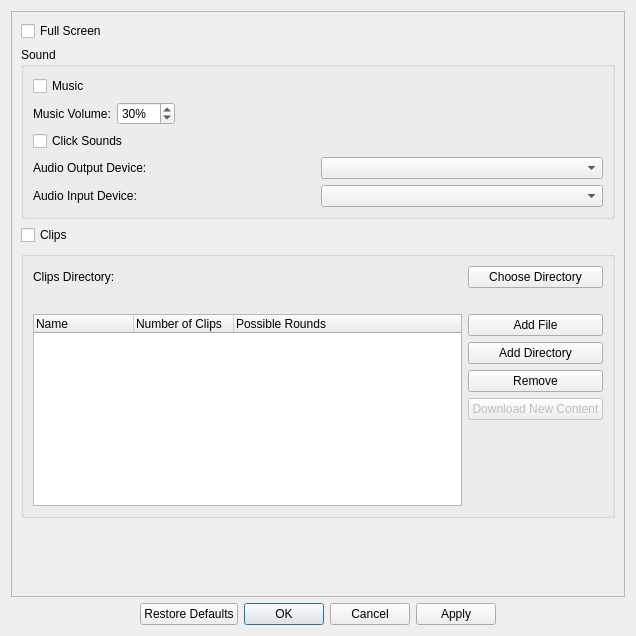
Before: the Qt Designer form ui/settings.ui in tdauth/gustavsfairyland, drawn with Qt 5.
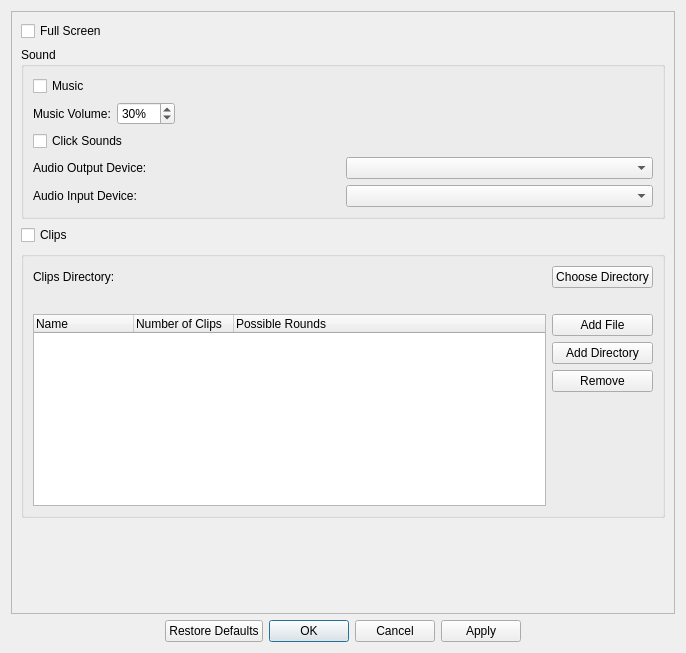
After: the same form once the commit is applied.

What changed in the file:
```diff
--- a/ui/settings.ui
+++ b/ui/settings.ui
@@ -6,8 +6,8 @@
    <rect>
     <x>0</x>
     <y>0</y>
-    <width>636</width>
-    <height>636</height>
+    <width>686</width>
+    <height>653</height>
    </rect>
   </property>
   <property name="windowTitle">
@@ -24,8 +24,8 @@
        <rect>
         <x>0</x>
         <y>0</y>
-        <width>620</width>
-        <height>582</height>
+        <width>670</width>
+        <height>599</height>
        </rect>
       </property>
       <layout class="QGridLayout" name="gridLayout_2">
@@ -201,22 +201,6 @@
               </property>
              </widget>
             </item>
-            <item>
-             <widget class="QPushButton" name="downloadPushButton">
-              <property name="enabled">
-               <bool>false</bool>
-              </property>
-              <property name="sizePolicy">
-               <sizepolicy hsizetype="Preferred" vsizetype="Fixed">
-                <horstretch>0</horstretch>
-                <verstretch>0</verstretch>
-               </sizepolicy>
-              </property>
-              <property name="text">
-               <string>Download New Content</string>
-              </property>
-             </widget>
-            </item>
             <item>
              <spacer name="verticalSpacer">
               <property name="orientation">
```
